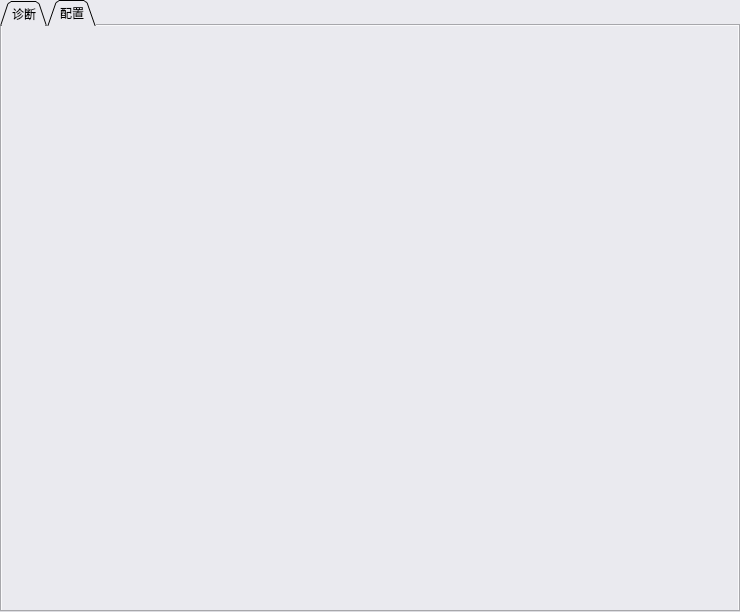
Old version of the form job/肺结节加图形界面/ui.ui in the repository unreal555/pystudy.
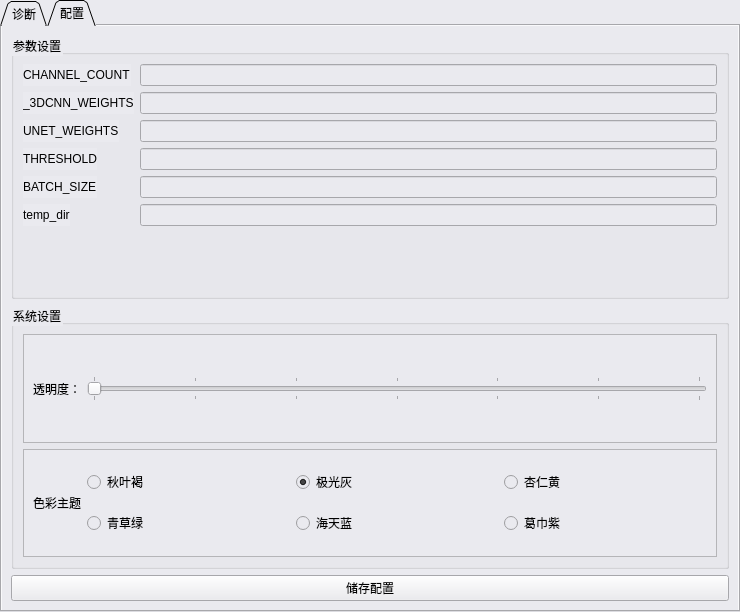
New version of the form. The open tabs and pages were chosen to show the change.

The edit to the form file:
```diff
--- a/job/肺结节加图形界面/ui.ui
+++ b/job/肺结节加图形界面/ui.ui
@@ -394,6 +394,215 @@
         <attribute name="title">
          <string>配置</string>
         </attribute>
+        <layout class="QVBoxLayout" name="verticalLayout_5">
+         <item>
+          <widget class="QGroupBox" name="groupBox">
+           <property name="title">
+            <string>参数设置</string>
+           </property>
+           <layout class="QGridLayout" name="gridLayout_3">
+            <item row="0" column="0">
+             <layout class="QFormLayout" name="formLayout">
+              <item row="0" column="0">
+               <widget class="QLabel" name="cHANNEL_COUNTLabel">
+                <property name="text">
+                 <string>CHANNEL_COUNT</string>
+                </property>
+               </widget>
+              </item>
+              <item row="0" column="1">
+               <widget class="QLineEdit" name="cHANNEL_COUNTLineEdit"/>
+              </item>
+              <item row="1" column="0">
+               <widget class="QLabel" name="_3DCNN_WEIGHTSLabel">
+                <property name="text">
+                 <string>_3DCNN_WEIGHTS</string>
+                </property>
+               </widget>
+              </item>
+              <item row="1" column="1">
+               <widget class="QLineEdit" name="_3DCNN_WEIGHTSLineEdit"/>
+              </item>
+              <item row="2" column="0">
+               <widget class="QLabel" name="uNET_WEIGHTSLabel">
+                <property name="text">
+                 <string>UNET_WEIGHTS</string>
+                </property>
+               </widget>
+              </item>
+              <item row="2" column="1">
+               <widget class="QLineEdit" name="uNET_WEIGHTSLineEdit"/>
+              </item>
+              <item row="3" column="0">
+               <widget class="QLabel" name="tHRESHOLDLabel">
+                <property name="text">
+                 <string>THRESHOLD</string>
+                </property>
+               </widget>
+              </item>
+              <item row="3" column="1">
+               <widget class="QLineEdit" name="tHRESHOLDLineEdit"/>
+              </item>
+              <item row="4" column="0">
+               <widget class="QLabel" name="bATCH_SIZELabel">
+                <property name="text">
+                 <string>BATCH_SIZE</string>
+                </property>
+               </widget>
+              </item>
+              <item row="4" column="1">
+               <widget class="QLineEdit" name="bATCH_SIZELineEdit"/>
+              </item>
+              <item row="5" column="0">
+               <widget class="QLabel" name="temp_dirLabel">
+                <property name="text">
+                 <string>temp_dir</string>
+                </property>
+               </widget>
+              </item>
+              <item row="5" column="1">
+               <widget class="QLineEdit" name="temp_dirLineEdit"/>
+              </item>
+             </layout>
+            </item>
+           </layout>
+          </widget>
+         </item>
+         <item>
+          <widget class="QGroupBox" name="groupBox_2">
+           <property name="title">
+            <string>系统设置</string>
+           </property>
+           <layout class="QVBoxLayout" name="verticalLayout_6">
+            <item>
+             <widget class="QFrame" name="frame_5">
+              <property name="frameShape">
+               <enum>QFrame::StyledPanel</enum>
+              </property>
+              <property name="frameShadow">
+               <enum>QFrame::Raised</enum>
+              </property>
+              <layout class="QHBoxLayout" name="horizontalLayout_6">
+               <item>
+                <widget class="QLabel" name="label_7">
+                 <property name="text">
+                  <string>透明度：</string>
+                 </property>
+                </widget>
+               </item>
+               <item>
+                <widget class="QSlider" name="OpacitySlider">
+                 <property name="minimum">
+                  <number>40</number>
+                 </property>
+                 <property name="maximum">
+                  <number>100</number>
+                 </property>
+                 <property name="orientation">
+                  <enum>Qt::Horizontal</enum>
+                 </property>
+                 <property name="invertedAppearance">
+                  <bool>false</bool>
+                 </property>
+                 <property name="invertedControls">
+                  <bool>false</bool>
+                 </property>
+                 <property name="tickPosition">
+                  <enum>QSlider::TicksBothSides</enum>
+                 </property>
+                 <property name="tickInterval">
+                  <number>10</number>
+                 </property>
+                </widget>
+               </item>
+              </layout>
+             </widget>
+            </item>
+            <item>
+             <widget class="QFrame" name="frame_6">
+              <property name="frameShape">
+               <enum>QFrame::StyledPanel</enum>
+              </property>
+              <property name="frameShadow">
+               <enum>QFrame::Raised</enum>
+              </property>
+              <layout class="QHBoxLayout" name="horizontalLayout_7">
+               <item>
+                <widget class="QLabel" name="label_6">
+                 <property name="sizePolicy">
+                  <sizepolicy hsizetype="Fixed" vsizetype="Minimum">
+                   <horstretch>0</horstretch>
+                   <verstretch>0</verstretch>
+                  </sizepolicy>
+                 </property>
+                 <property name="text">
+                  <string>色彩主题</string>
+                 </property>
+                </widget>
+               </item>
+               <item>
+                <layout class="QGridLayout" name="gridLayout_10">
+                 <item row="0" column="0">
+                  <widget class="QRadioButton" name="radioButton_2">
+                   <property name="text">
+                    <string>秋叶褐</string>
+                   </property>
+                  </widget>
+                 </item>
+                 <item row="0" column="1">
+                  <widget class="QRadioButton" name="radioButton_3">
+                   <property name="text">
+                    <string>极光灰</string>
+                   </property>
+                   <property name="checked">
+                    <bool>true</bool>
+                   </property>
+                  </widget>
+                 </item>
+                 <item row="0" column="2">
+                  <widget class="QRadioButton" name="radioButton_1">
+                   <property name="text">
+                    <string>杏仁黄</string>
+                   </property>
+                  </widget>
+                 </item>
+                 <item row="1" column="0">
+                  <widget class="QRadioButton" name="radioButton_4">
+                   <property name="text">
+                    <string>青草绿</string>
+                   </property>
+                  </widget>
+                 </item>
+                 <item row="1" column="1">
+                  <widget class="QRadioButton" name="radioButton_5">
+                   <property name="text">
+                    <string>海天蓝</string>
+                   </property>
+                  </widget>
+                 </item>
+                 <item row="1" column="2">
+                  <widget class="QRadioButton" name="radioButton_6">
+                   <property name="text">
+                    <string>葛巾紫</string>
+                   </property>
+                  </widget>
+                 </item>
+                </layout>
+               </item>
+              </layout>
+             </widget>
+            </item>
+           </layout>
+          </widget>
+         </item>
+         <item>
+          <widget class="QPushButton" name="saveConfigButton">
+           <property name="text">
+            <string>储存配置</string>
+           </property>
+          </widget>
+         </item>
+        </layout>
        </widget>
       </widget>
      </item>
```
Left out of the diff: 53 changed lines with no effect on the pictures.
